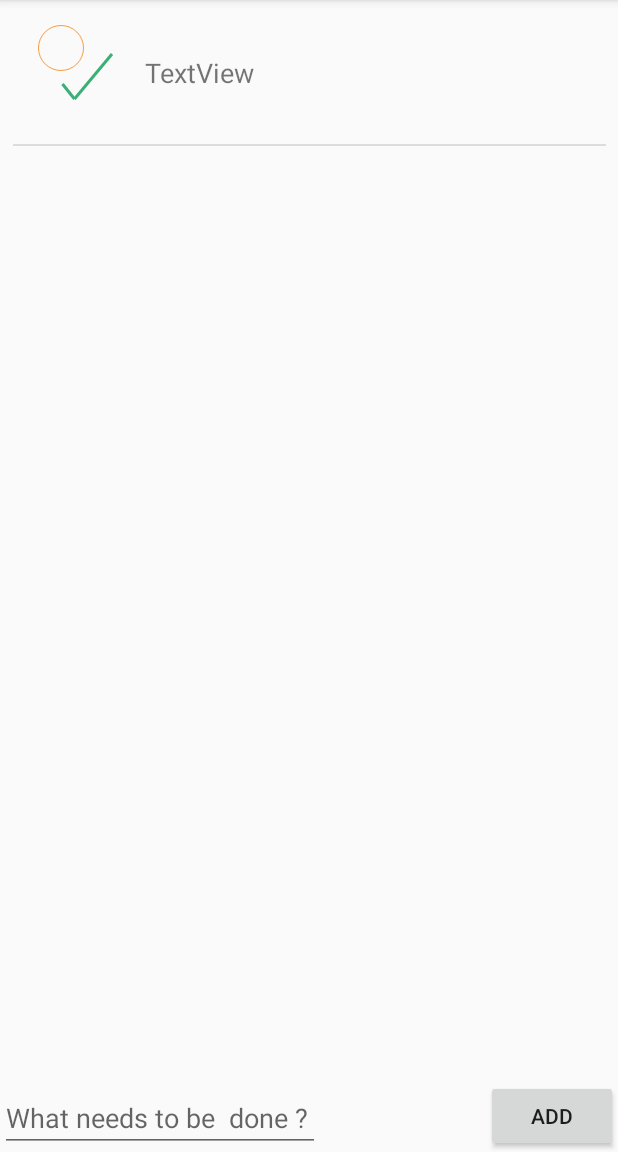
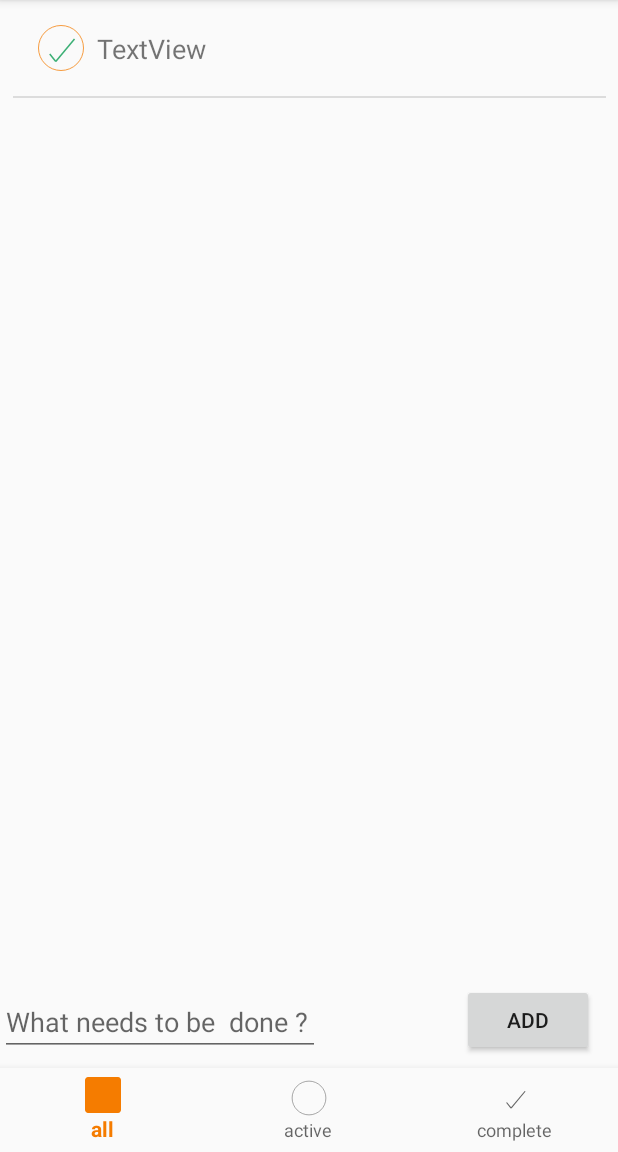
Before and after one commit to yoshida0261/TodoMVC, an Android app: the screen it shows after launch (MainActivity), on a phone screen of 412 x 824 dp, the part 84-1236 px from its top. Run offline under Robolectric (Android 15) with nearby library versions, the phone set to English and light mode, and no system bars.

Commit message:
下タブを実装

```diff
--- a/app/build.gradle
+++ b/app/build.gradle
@@ -27,6 +27,8 @@ dependencies {
     implementation"org.jetbrains.kotlin:kotlin-stdlib-jdk7:$kotlin_version"
     implementation 'com.android.support:appcompat-v7:28.0.0'
     implementation 'com.android.support.constraint:constraint-layout:1.1.3'
+    implementation 'com.android.support:design:28.0.0'
+
     testImplementation 'junit:junit:4.12'
     androidTestImplementation 'com.android.support.test:runner:1.0.2'
     androidTestImplementation 'com.android.support.test.espresso:espresso-core:3.0.2'
--- a/app/src/main/java/jp/co/stah/todomvc/presentation/MainActivity.kt
+++ b/app/src/main/java/jp/co/stah/todomvc/presentation/MainActivity.kt
@@ -1,18 +1,40 @@
 package jp.co.stah.todomvc.presentation
 
 import android.os.Bundle
+import android.support.design.widget.BottomNavigationView
 import android.widget.ListView
 import jp.co.stah.todomvc.R
 import jp.co.stah.todomvc.presentation.todo.TodoListAdapter
 import jp.co.stah.todomvc.presentation.todo.TodoListItem
+import kotlinx.android.synthetic.main.activity_main.*
 
 class MainActivity : BaseActivity() {
 
     val items = ArrayList<TodoListItem>()
 
+    private val mOnNavigationItemSelectedListener = BottomNavigationView.OnNavigationItemSelectedListener { item ->
+        when (item.itemId) {
+            R.id.navigation_all -> {
+                //message.setText(R.string.title_home)
+                return@OnNavigationItemSelectedListener true
+            }
+            R.id.navigation_active -> {
+                //message.setText(R.string.title_dashboard)
+                return@OnNavigationItemSelectedListener true
+            }
+            R.id.navigation_check -> {
+                //message.setText(R.string.title_notifications)
+                return@OnNavigationItemSelectedListener true
+            }
+        }
+        false
+    }
+
     override fun onCreate(savedInstanceState: Bundle?) {
         super.onCreate(savedInstanceState)
         setContentView(R.layout.activity_main)
+
+        navigation.setOnNavigationItemSelectedListener(mOnNavigationItemSelectedListener)
 
         val list = findViewById<ListView>(R.id.todo_list)
         val data = TodoListItem(false, "テスト")
--- a/app/src/main/res/drawable/ic_check.xml
+++ b/app/src/main/res/drawable/ic_check.xml
@@ -1,14 +1,6 @@
-<!--
-  ~ Copyright (c) 2019. Lorem ipsum dolor sit amet, consectetur adipiscing elit.
-  ~ Morbi non lorem porttitor neque feugiat blandit. Ut vitae ipsum eget quam lacinia accumsan.
-  ~ Etiam sed turpis ac ipsum condimentum fringilla. Maecenas magna.
-  ~ Proin dapibus sapien vel ante. Aliquam erat volutpat. Pellentesque sagittis ligula eget metus.
-  ~ Vestibulum commodo. Ut rhoncus gravida arcu.
-  -->
-
 <vector xmlns:android="http://schemas.android.com/apk/res/android"
-    android:width="64dp"
-    android:height="64dp"
+        android:width="32dp"
+        android:height="32dp"
         android:viewportWidth="64"
         android:viewportHeight="64">
     <path
--- a/app/src/main/res/layout/activity_main.xml
+++ b/app/src/main/res/layout/activity_main.xml
@@ -19,14 +19,27 @@
             android:inputType="textPersonName"
             android:ems="10"
             android:id="@+id/editText"
-            app:layout_constraintBottom_toBottomOf="parent"
             app:layout_constraintStart_toStartOf="parent"
-            android:hint="What needs to be  done ?"/>
+            android:hint="What needs to be  done ?" android:layout_marginBottom="8dp"
+            app:layout_constraintBottom_toTopOf="@+id/navigation"/>
     <Button
             android:text="add"
             android:layout_width="wrap_content"
             android:layout_height="wrap_content"
             android:id="@+id/addButton"
+            app:layout_constraintEnd_toEndOf="parent"
+            android:layout_marginEnd="16dp" android:layout_marginBottom="8dp"
+            app:layout_constraintBottom_toTopOf="@+id/navigation"/>
+
+    <android.support.design.widget.BottomNavigationView
+            android:id="@+id/navigation"
+            android:layout_width="0dp"
+            android:layout_height="wrap_content"
+            android:layout_marginEnd="0dp"
+            android:layout_marginStart="0dp"
+            android:background="?android:attr/windowBackground"
             app:layout_constraintBottom_toBottomOf="parent"
-            app:layout_constraintEnd_toEndOf="parent"/>
+            app:layout_constraintLeft_toLeftOf="parent"
+            app:layout_constraintRight_toRightOf="parent"
+            app:menu="@menu/navigation"/>
 </android.support.constraint.ConstraintLayout>
--- /dev/null
+++ b/app/src/main/res/menu/navigation.xml
@@ -0,0 +1,19 @@
+<?xml version="1.0" encoding="utf-8"?>
+<menu xmlns:android="http://schemas.android.com/apk/res/android">
+
+    <item
+            android:id="@+id/navigation_all"
+            android:icon="@mipmap/ic_launcher"
+            android:title="@string/all"/>
+
+    <item
+            android:id="@+id/navigation_active"
+            android:icon="@drawable/ic_circle"
+            android:title="@string/active"/>
+
+    <item
+            android:id="@+id/navigation_check"
+            android:icon="@drawable/ic_check"
+            android:title="@string/compleate"/>
+
+</menu>
--- a/app/src/main/res/values/strings.xml
+++ b/app/src/main/res/values/strings.xml
@@ -1,3 +1,6 @@
 <resources>
     <string name="app_name">TodoMVC</string>
+    <string name="all">all</string>
+    <string name="active">active</string>
+    <string name="compleate">complete</string>
 </resources>
```
Lines whose indentation alone changed are shown as unchanged.
